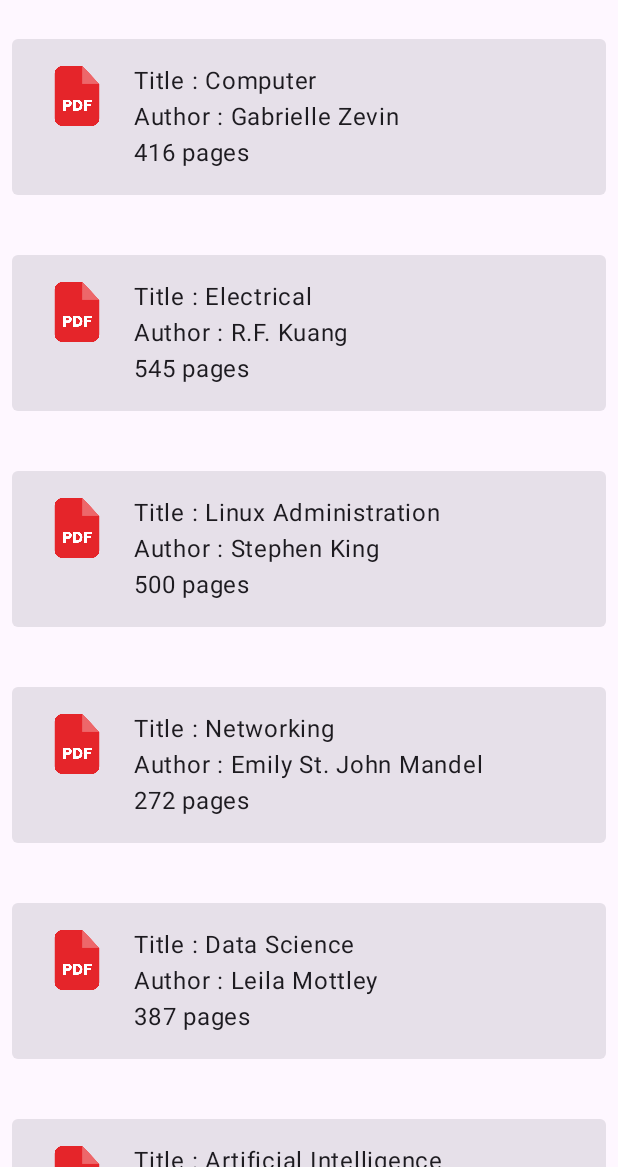
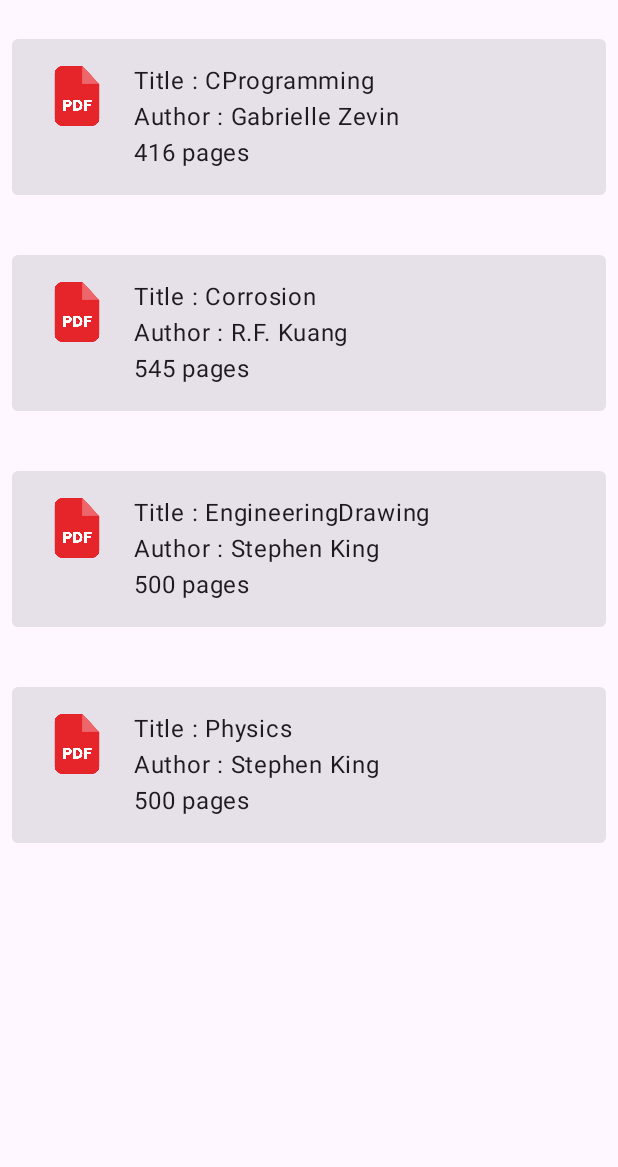
Before and after one commit to Afsar7977/EducationPortal, an Android app built with Jetpack Compose: the screen it shows after launch (MainActivity), on a phone screen of 412 x 824 dp, the part 69-1236 px from its top. Run offline under Robolectric (Android 15) with nearby library versions, the phone set to English and light mode, and no system bars.

Commit message:
Education portal project first commit - 03 Dec 2023

```diff
--- a/app/build.gradle
+++ b/app/build.gradle
@@ -68,4 +68,5 @@ dependencies {
     debugImplementation 'androidx.compose.ui:ui-tooling'
     debugImplementation 'androidx.compose.ui:ui-test-manifest'
     implementation "androidx.lifecycle:lifecycle-viewmodel-compose:2.6.1"
+    implementation 'com.google.code.gson:gson:2.10.1'
 }
--- a/app/src/main/AndroidManifest.xml
+++ b/app/src/main/AndroidManifest.xml
@@ -3,6 +3,9 @@
     xmlns:tools="http://schemas.android.com/tools">
 
     <uses-permission android:name="android.permission.INTERNET" />
+    <uses-permission android:name="android.permission.WRITE_EXTERNAL_STORAGE"/>
+    <uses-permission android:name="android.permission.READ_EXTERNAL_STORAGE"/>
+
 
     <application
         android:allowBackup="true"
@@ -12,6 +15,7 @@
         android:label="@string/app_name"
         android:roundIcon="@drawable/applogo"
         android:supportsRtl="true"
+        android:usesCleartextTraffic="true"
         android:theme="@style/Theme.EducationPortal"
         tools:targetApi="31">
         <activity
--- a/app/src/main/java/com/example/educationportal/AppNavigation.kt
+++ b/app/src/main/java/com/example/educationportal/AppNavigation.kt
@@ -8,26 +8,19 @@ import androidx.navigation.compose.rememberNavController
 import androidx.navigation.navArgument
 
 @Composable
-fun AppNavigation() {
+fun AppNavigation(pdfViewModel: PdfViewModel) {
     val navController = rememberNavController()
     NavHost(navController = navController, startDestination = Screens.Splash.route) {
         composable(route = Screens.Splash.route) {
             SplashScreen(navController = navController)
         }
         composable(route = Screens.Home.route) {
-            HomeScreen(navController = navController)
+            HomeScreen(navController = navController, pdfViewModel = pdfViewModel)
         }
         composable(
-            route = "course_screen?value={pdfUrl}",
-            arguments = listOf(navArgument("pdfUrl") {
-                type = NavType.StringType
-                defaultValue = "https://myreport.altervista.org/Lorem_Ipsum.pdf"
-            })
-        ) { backStackEntry ->
-            CoursePdfView(
-                navHostController = navController,
-                pdfUrl = backStackEntry.arguments?.getString("pdfUrl")
-            )
+            route = Screens.Course.route
+        ) {
+            CoursePdfView(navHostController = navController, pdfViewModel = pdfViewModel)
         }
     }
 }
--- a/app/src/main/java/com/example/educationportal/HomeScreen.kt
+++ b/app/src/main/java/com/example/educationportal/HomeScreen.kt
@@ -1,5 +1,6 @@
 package com.example.educationportal
 
+import android.util.Log
 import androidx.compose.foundation.Image
 import androidx.compose.foundation.isSystemInDarkTheme
 import androidx.compose.foundation.layout.Column
@@ -28,10 +29,11 @@ import androidx.compose.ui.res.painterResource
 import androidx.compose.ui.unit.dp
 import androidx.navigation.NavHostController
 import com.example.educationportal.ui.theme.EducationPortalTheme
+import com.google.gson.Gson
 
 @OptIn(ExperimentalMaterial3Api::class)
 @Composable
-fun HomeScreen(navController: NavHostController) {
+fun HomeScreen(navController: NavHostController, pdfViewModel: PdfViewModel) {
     EducationPortalTheme {
         Surface(
             modifier = Modifier.fillMaxSize(),
@@ -68,7 +70,7 @@ fun HomeScreen(navController: NavHostController) {
                         state = listState
                     ) {
                         items(items = books) { book ->
-                            Book(model = book, navController = navController)
+                            Book(model = book, navController = navController, pdfViewModel = pdfViewModel)
                             Spacer(modifier = Modifier.height(24.dp))
                         }
                     }
@@ -81,50 +83,56 @@ fun HomeScreen(navController: NavHostController) {
 
 val DEFAULT_BOOKS = listOf(
     BookModel(
-        title = "Computer",
+        title = "CProgramming",
         author = "Gabrielle Zevin",
         pageCount = 416,
-        "https://myreport.altervista.org/Lorem_Ipsum.pdf"
+        "http://catalog.yale.edu/gsas/degree-granting-departments-programs/computer-science/computer-science.pdf"
     ),
     BookModel(
-        title = "Electrical",
+        title = "Corrosion",
         author = "R.F. Kuang", pageCount = 545,
-        "https://myreport.altervista.org/Lorem_Ipsum.pdf"
+        "http://catalog.yale.edu/ycps/subjects-of-instruction/electrical-engineering/electrical-engineering.pdf"
     ),
     BookModel(
-        title = "Linux Administration",
+        title = "EngineeringDrawing",
         author = "Stephen King",
         pageCount = 500,
-        "https://myreport.altervista.org/Lorem_Ipsum.pdf"
+        "www.tutorialspoint.com/linux_admin/linux_admin_tutorial.pdf"
     ),
     BookModel(
+        title = "Physics",
+        author = "Stephen King",
+        pageCount = 500,
+        "www.tutorialspoint.com/linux_admin/linux_admin_tutorial.pdf"
+    ),
+   /* BookModel(
         title = "Networking", author = "Emily St. John Mandel", pageCount = 272,
-        "https://myreport.altervista.org/Lorem_Ipsum.pdf"
+        "docs.oracle.com/cd/E19457-01/801-6632/801-6632.pdf"
     ),
     BookModel(
         title = "Data Science", author = "Leila Mottley", pageCount = 387,
-        "https://myreport.altervista.org/Lorem_Ipsum.pdf"
+        "srdas.github.io/Papers/DSA_Book.pdf"
     ),
     BookModel(
         title = "Artificial Intelligence", author = "Kate Quinn", pageCount = 435,
-        "https://myreport.altervista.org/Lorem_Ipsum.pdf"
+        "www.vssut.ac.in/lecture_notes/lecture1428643004.pdf"
     ),
     BookModel(
         title = "Big Data", author = "James S. A. Corey", pageCount = 528,
-        "https://myreport.altervista.org/Lorem_Ipsum.pdf"
+        "mrcet.com/downloads/digital_notes/IT/(R17A0528)%20BIG%20DATA%20ANALYTICS.pdf"
     ),
     BookModel(
         title = "Web Technology", author = "Johann Hari", pageCount = 357,
-        "https://myreport.altervista.org/Lorem_Ipsum.pdf"
+        "www.rgmcet.edu.in/assets/img/departments/CSE/materials/R15/3-2/Web%20Technologies.pdf"
     ),
     BookModel(
         title = "Software Development", author = "Johann Hari", pageCount = 357,
-        "https://myreport.altervista.org/Lorem_Ipsum.pdf"
+        "www.vssut.ac.in/lecture_notes/lecture1428551142.pdf"
     ),
     BookModel(
         title = "Manual Testing", author = "Johann Hari", pageCount = 357,
-        "https://myreport.altervista.org/Lorem_Ipsum.pdf"
-    )
+        "www.cs.uct.ac.za/mit_notes/software/pdfs/Chp09.pdf"
+    )*/
 )
 
 data class BookModel(
@@ -136,11 +144,12 @@ data class BookModel(
 
 @OptIn(ExperimentalMaterial3Api::class)
 @Composable
-fun Book(modifier: Modifier = Modifier, model: BookModel, navController: NavHostController) =
+fun Book(modifier: Modifier = Modifier, model: BookModel, navController: NavHostController, pdfViewModel: PdfViewModel) =
     Card(
         onClick = {
             // inside on click we are displaying the toast message.
-            navController.navigate("${Screens.Course.route}?pdfUrl=${model.bookLink}")
+            navController.navigate(Screens.Course.route)
+            pdfViewModel.updateBookData(model)
         },
         modifier = modifier
             .fillMaxWidth()
--- a/app/src/main/java/com/example/educationportal/MainActivity.kt
+++ b/app/src/main/java/com/example/educationportal/MainActivity.kt
@@ -3,6 +3,7 @@ package com.example.educationportal
 import android.os.Bundle
 import androidx.activity.ComponentActivity
 import androidx.activity.compose.setContent
+import androidx.activity.viewModels
 import androidx.compose.foundation.layout.fillMaxSize
 import androidx.compose.material3.MaterialTheme
 import androidx.compose.material3.Surface
@@ -14,6 +15,7 @@ import androidx.navigation.compose.rememberNavController
 import com.example.educationportal.ui.theme.EducationPortalTheme
 
 class MainActivity : ComponentActivity() {
+    private val pdfViewModel: PdfViewModel by viewModels()
     override fun onCreate(savedInstanceState: Bundle?) {
         super.onCreate(savedInstanceState)
         setContent {
@@ -26,7 +28,7 @@ class MainActivity : ComponentActivity() {
                     Greeting("Android")
                 }*/
                 val navController = rememberNavController()
-                AppNavigation()
+                AppNavigation(pdfViewModel)
             }
         }
     }
--- /dev/null
+++ b/app/src/main/java/com/example/educationportal/PdfViewModel.kt
@@ -0,0 +1,12 @@
+package com.example.educationportal
+
+import androidx.lifecycle.MutableLiveData
+import androidx.lifecycle.ViewModel
+
+class PdfViewModel : ViewModel() {
+    var bookData: MutableLiveData<BookModel> = MutableLiveData()
+
+    fun updateBookData(bookModel: BookModel) {
+        bookData.value = bookModel
+    }
+}
```
Also changed, not shown: app/src/main/java/com/example/educationportal/CoursePdfView.kt (+46 -4 lines), app/src/main/java/com/example/educationportal/Screens.kt (+9 -0 lines), 4 other files.
